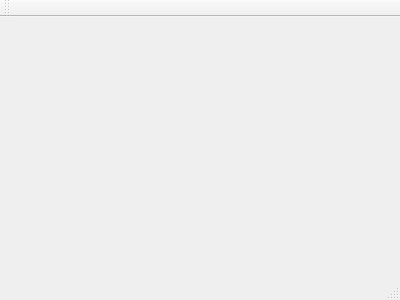
anrongwn/anP2P, file anApp1/mainwindow.ui: the form before one commit.
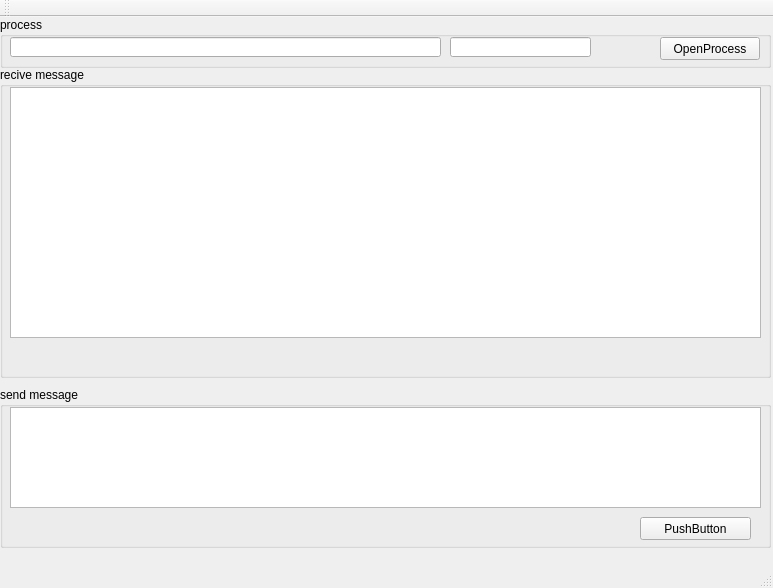
The form after the commit.

Patch:
```diff
--- a/anApp1/mainwindow.ui
+++ b/anApp1/mainwindow.ui
@@ -1,24 +1,145 @@
 <ui version="4.0">
  <class>MainWindow</class>
- <widget class="QMainWindow" name="MainWindow" >
-  <property name="geometry" >
+ <widget class="QMainWindow" name="MainWindow">
+  <property name="geometry">
    <rect>
     <x>0</x>
     <y>0</y>
-    <width>400</width>
-    <height>300</height>
+    <width>773</width>
+    <height>588</height>
    </rect>
   </property>
   <property name="windowTitle" >
    <string>MainWindow</string>
   </property>
-  <widget class="QMenuBar" name="menuBar" />
-  <widget class="QToolBar" name="mainToolBar" />
-  <widget class="QWidget" name="centralWidget" />
-  <widget class="QStatusBar" name="statusBar" />
+  <widget class="QWidget" name="centralWidget">
+   <widget class="QGroupBox" name="groupBox">
+    <property name="geometry">
+     <rect>
+      <x>0</x>
+      <y>0</y>
+      <width>771</width>
+      <height>51</height>
+     </rect>
+    </property>
+    <property name="title">
+     <string>process</string>
+    </property>
+    <widget class="QLineEdit" name="lineEdit_exe">
+     <property name="geometry">
+      <rect>
+       <x>10</x>
+       <y>20</y>
+       <width>431</width>
+       <height>20</height>
+      </rect>
+     </property>
+    </widget>
+    <widget class="QPushButton" name="pushButton_open">
+     <property name="geometry">
+      <rect>
+       <x>660</x>
+       <y>20</y>
+       <width>100</width>
+       <height>23</height>
+      </rect>
+     </property>
+     <property name="text">
+      <string>OpenProcess</string>
+     </property>
+    </widget>
+    <widget class="QLineEdit" name="lineEdit_pa1">
+     <property name="geometry">
+      <rect>
+       <x>450</x>
+       <y>20</y>
+       <width>141</width>
+       <height>20</height>
+      </rect>
+     </property>
+    </widget>
+   </widget>
+   <widget class="QGroupBox" name="groupBox_2">
+    <property name="geometry">
+     <rect>
+      <x>0</x>
+      <y>50</y>
+      <width>771</width>
+      <height>311</height>
+     </rect>
+    </property>
+    <property name="title">
+     <string>recive message</string>
+    </property>
+    <widget class="QTextEdit" name="textEdit_reciv">
+     <property name="geometry">
+      <rect>
+       <x>10</x>
+       <y>20</y>
+       <width>751</width>
+       <height>251</height>
+      </rect>
+     </property>
+    </widget>
+   </widget>
+   <widget class="QGroupBox" name="groupBox_3">
+    <property name="geometry">
+     <rect>
+      <x>0</x>
+      <y>370</y>
+      <width>771</width>
+      <height>161</height>
+     </rect>
+    </property>
+    <property name="title">
+     <string>send message</string>
+    </property>
+    <widget class="QPushButton" name="pushButton_send">
+     <property name="geometry">
+      <rect>
+       <x>640</x>
+       <y>130</y>
+       <width>111</width>
+       <height>23</height>
+      </rect>
+     </property>
+     <property name="text">
+      <string>PushButton</string>
+     </property>
+    </widget>
+    <widget class="QTextEdit" name="textEdit_send">
+     <property name="geometry">
+      <rect>
+       <x>10</x>
+       <y>20</y>
+       <width>751</width>
+       <height>101</height>
+      </rect>
+     </property>
+    </widget>
+   </widget>
+  </widget>
+  <widget class="QMenuBar" name="menuBar">
+   <property name="geometry">
+    <rect>
+     <x>0</x>
+     <y>0</y>
+     <width>773</width>
+     <height>23</height>
+    </rect>
+   </property>
+  </widget>
+  <widget class="QToolBar" name="mainToolBar">
+   <attribute name="toolBarArea">
+    <enum>TopToolBarArea</enum>
+   </attribute>
+   <attribute name="toolBarBreak">
+    <bool>false</bool>
+   </attribute>
+  </widget>
+  <widget class="QStatusBar" name="statusBar"/>
  </widget>
- <layoutDefault spacing="6" margin="11" />
- <pixmapfunction></pixmapfunction>
+ <layoutdefault spacing="6" margin="11"/>
  <resources/>
  <connections/>
 </ui>
```
Left out of the diff: 5 changed lines with no effect on the pictures.
